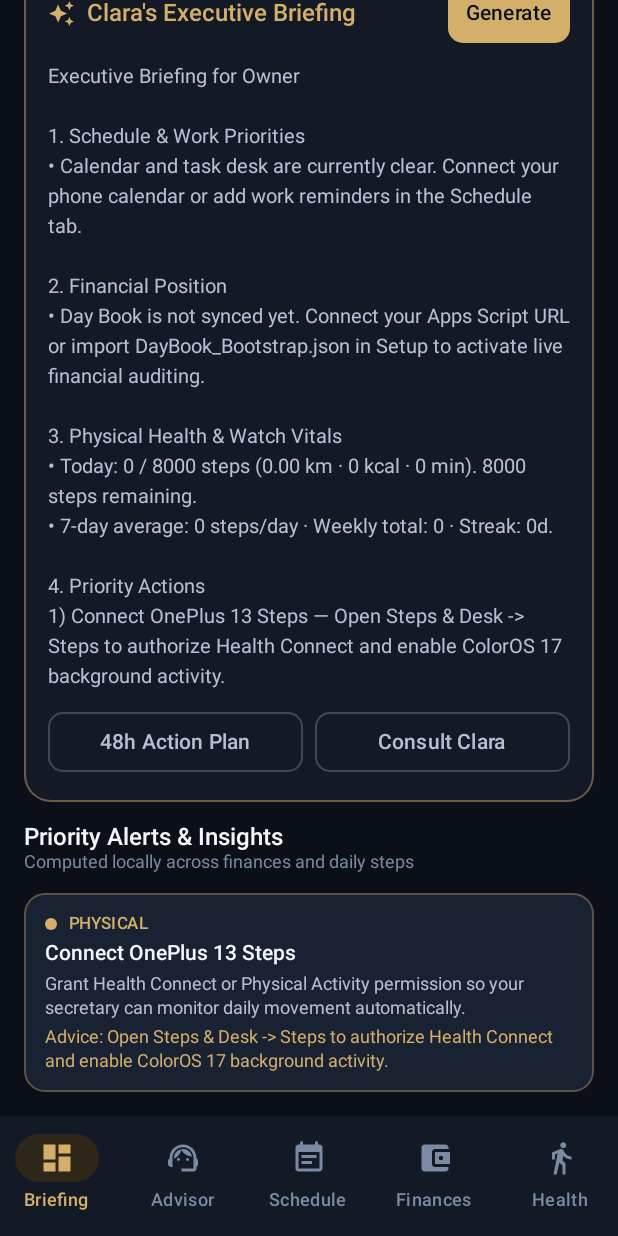
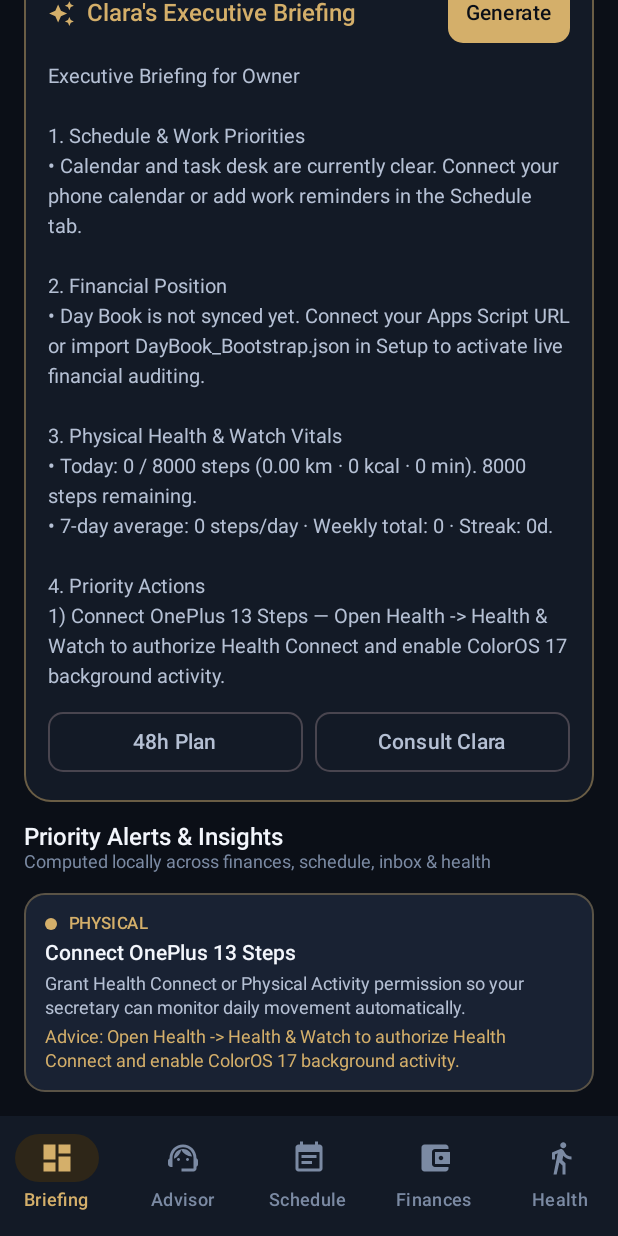
Before and after one commit to Siroj-ai/personal-secretary, an Android app built with Jetpack Compose: the screen it shows after launch (MainActivity), scrolled down 665 dp, on a phone screen of 412 x 824 dp. Run offline under Robolectric (Android 15) with nearby library versions, the phone set to English and light mode, and no system bars; libraries missing offline, so code that uses them is left out: androidx.health.connect, com.google.ai.edge; 8 statements that could not run were skipped.

Commit message:
v1.2.1: Edison Mail support, UTC all-day calendar fix, UI polish & ambient video presence

```diff
--- a/app/build.gradle.kts
+++ b/app/build.gradle.kts
@@ -18,7 +18,7 @@ fun parseSemverCode(version: String): Int {
 val resolvedVersionName: String = (
     providers.gradleProperty("RELEASE_VERSION_NAME").orNull
         ?: System.getenv("RELEASE_VERSION_NAME")
-        ?: "1.2.0"
+        ?: "1.2.1"
     ).trim().removePrefix("v").removePrefix("V")
 
 val resolvedVersionCode: Int = (
--- a/app/src/main/java/com/personalsecretary/app/data/ExecutiveAnalyticsEngine.kt
+++ b/app/src/main/java/com/personalsecretary/app/data/ExecutiveAnalyticsEngine.kt
@@ -12,6 +12,7 @@ object ExecutiveAnalyticsEngine {
 
     private val isoFmt = DateTimeFormatter.ISO_LOCAL_DATE
     private val timeFmt = DateTimeFormatter.ofPattern("h:mm a", Locale.US)
+    private val shortDateOnlyFmt = DateTimeFormatter.ofPattern("MMM d", Locale.US)
     private val shortDateTimeFmt = DateTimeFormatter.ofPattern("MMM d, h:mm a", Locale.US)
 
     fun computeSnapshot(
@@ -397,7 +398,7 @@ object ExecutiveAnalyticsEngine {
                 severity = InsightSeverity.INFO,
                 title = "Connect OnePlus 13 Steps",
                 detail = "Grant Health Connect or Physical Activity permission so your secretary can monitor daily movement automatically.",
-                recommendation = "Open Steps & Desk -> Steps to authorize Health Connect and enable ColorOS 17 background activity."
+                recommendation = "Open Health -> Health & Watch to authorize Health Connect and enable ColorOS 17 background activity."
             )
         } else if (stepPct >= 100) {
             list += ExecutiveInsight(
@@ -546,7 +547,7 @@ object ExecutiveAnalyticsEngine {
             }
         }
         if (snapshot.recentEmails.isNotEmpty()) {
-            sb.appendLine("• Email Inbox: ${snapshot.unreadEmailsCount} unread (${snapshot.urgentEmailsCount} urgent) across Gmail/Outlook alerts.")
+            sb.appendLine("• Email Inbox: ${snapshot.unreadEmailsCount} unread (${snapshot.urgentEmailsCount} urgent) across Gmail/Outlook/Edison Mail alerts.")
             snapshot.recentEmails.filter { !it.isRead }.take(2).forEach { m ->
                 sb.appendLine("  – [${m.tag.label}] ${m.sender}: ${m.subject}")
             }
@@ -624,7 +625,7 @@ object ExecutiveAnalyticsEngine {
             }
             q.contains("email") || q.contains("inbox") || q.contains("mail") || q.contains("gmail") || q.contains("outlook") -> {
                 if (snapshot.recentEmails.isEmpty()) {
-                    "No incoming email notifications captured yet. Enable Notification Access in Schedule -> Email Inbox so Clara can summarize incoming Gmail/Outlook alerts locally."
+                    "No incoming email notifications captured yet. Enable Notification Access in Schedule -> Email Inbox so Clara can summarize incoming Gmail, Outlook, or Edison Mail alerts locally."
                 } else {
                     val items = snapshot.recentEmails.take(8).joinToString("\n") { m ->
                         val status = if (m.isUrgent && !m.isRead) "URGENT" else if (!m.isRead) "UNREAD" else "Read"
@@ -713,6 +714,10 @@ object ExecutiveAnalyticsEngine {
         return "$start – $end"
     }
 
+    fun formatMillisDateOnly(millis: Long, zone: ZoneId = ZoneId.systemDefault()): String {
+        return Instant.ofEpochMilli(millis).atZone(zone).format(shortDateOnlyFmt)
+    }
+
     fun formatMillisDateTime(millis: Long, zone: ZoneId = ZoneId.systemDefault()): String {
         return Instant.ofEpochMilli(millis).atZone(zone).format(shortDateTimeFmt)
     }
--- a/app/src/main/java/com/personalsecretary/app/mail/EmailNotificationClassifier.kt
+++ b/app/src/main/java/com/personalsecretary/app/mail/EmailNotificationClassifier.kt
@@ -22,6 +22,7 @@ object EmailNotificationClassifier {
         "com.google.android.gm" to "Gmail",
         "com.google.android.gm.lite" to "Gmail Go",
         "com.microsoft.office.outlook" to "Outlook",
+        "com.easilydo.mail" to "Edison Mail",
         "com.yahoo.mobile.client.android.mail" to "Yahoo Mail",
         "ch.protonmail.android" to "Proton Mail",
         "com.samsung.android.email.provider" to "Samsung Email",
@@ -31,6 +32,11 @@ object EmailNotificationClassifier {
         "me.bluemail.mail" to "BlueMail",
         "com.zoho.mail" to "Zoho Mail",
         "com.fastmail.app" to "Fastmail",
+        "com.my.mail" to "myMail",
+        "org.kman.AquaMail" to "Aqua Mail",
+        "com.boxer.email" to "Boxer",
+        "com.netease.mail" to "MailMaster",
+        "com.android.email" to "Email",
         "com.oneplus.mail" to "Mail",
         "com.coloros.mail" to "Mail"
     )
--- a/app/src/main/java/com/personalsecretary/app/ui/screens/BriefingScreen.kt
+++ b/app/src/main/java/com/personalsecretary/app/ui/screens/BriefingScreen.kt
@@ -18,8 +18,8 @@ import androidx.compose.foundation.lazy.items
 import androidx.compose.foundation.shape.RoundedCornerShape
 import androidx.compose.material.icons.Icons
 import androidx.compose.material.icons.automirrored.filled.DirectionsWalk
+import androidx.compose.material.icons.automirrored.filled.EventNote
 import androidx.compose.material.icons.filled.AutoAwesome
-import androidx.compose.material.icons.filled.EventNote
 import androidx.compose.material.icons.filled.Refresh
 import androidx.compose.material.icons.filled.SystemUpdate
 import androidx.compose.material.icons.filled.Wallet
@@ -38,6 +38,7 @@ import androidx.compose.ui.Modifier
 import androidx.compose.ui.graphics.Color
 import androidx.compose.ui.graphics.vector.ImageVector
 import androidx.compose.ui.text.font.FontWeight
+import androidx.compose.ui.text.style.TextOverflow
 import androidx.compose.ui.unit.dp
 import com.personalsecretary.app.data.ExecutiveAnalyticsEngine
 import com.personalsecretary.app.data.ExecutiveSnapshot
@@ -214,7 +215,7 @@ fun BriefingScreen(
                     " · ${snapshot.unreadEmailsCount} email${if (snapshot.unreadEmailsCount == 1) "" else "s"}"
                 } else ""
                 PillarPulseRow(
-                    icon = Icons.Default.EventNote,
+                    icon = Icons.AutoMirrored.Filled.EventNote,
                     iconTint = AccentGold,
                     title = "Schedule, Work & Inbox",
                     headline = "${snapshot.todayEvents.size} event${if (snapshot.todayEvents.size == 1) "" else "s"} · ${snapshot.pendingTasks.size} open$emailPill",
@@ -316,16 +317,18 @@ fun BriefingScreen(
                     OutlinedButton(
                         onClick = { onOpenAdvisor("Give me a concise action plan across my schedule, work tasks, finances, and health for the next 48 hours.") },
                         shape = RoundedCornerShape(10.dp),
+                        contentPadding = PaddingValues(horizontal = 10.dp, vertical = 10.dp),
                         modifier = Modifier.weight(1f)
                     ) {
-                        Text("48h Action Plan", maxLines = 1)
+                        Text("48h Plan", maxLines = 1, softWrap = false, overflow = TextOverflow.Ellipsis)
                     }
                     OutlinedButton(
                         onClick = { onOpenAdvisor("Brief my schedule today, pending work, spending status, and steps.") },
                         shape = RoundedCornerShape(10.dp),
+                        contentPadding = PaddingValues(horizontal = 10.dp, vertical = 10.dp),
                         modifier = Modifier.weight(1f)
                     ) {
-                        Text("Consult ${profile.secretaryName}", maxLines = 1)
+                        Text("Consult ${profile.secretaryName}", maxLines = 1, softWrap = false, overflow = TextOverflow.Ellipsis)
                     }
                 }
             }
@@ -336,7 +339,7 @@ fun BriefingScreen(
             item {
                 SectionHeader(
                     title = "Priority Alerts & Insights",
-                    subtitle = "Computed locally across finances and daily steps"
+                    subtitle = "Computed locally across finances, schedule, inbox & health"
                 )
             }
             items(snapshot.insights, key = { it.id }) { insight ->
--- a/app/src/main/java/com/personalsecretary/app/ui/screens/FinancesScreen.kt
+++ b/app/src/main/java/com/personalsecretary/app/ui/screens/FinancesScreen.kt
@@ -115,7 +115,7 @@ fun FinancesScreen(
                         .padding(end = 10.dp)
                 ) {
                     Text(
-                        text = "Financial Ledger",
+                        text = "Finances",
                         style = MaterialTheme.typography.headlineSmall,
                         fontWeight = FontWeight.SemiBold,
                         color = TextPrimary,
@@ -126,7 +126,7 @@ fun FinancesScreen(
                         text = snapshot.hygieneReport.lastSyncedLabel,
                         style = MaterialTheme.typography.bodySmall,
                         color = TextMuted,
-                        maxLines = 1,
+                        maxLines = 2,
                         overflow = TextOverflow.Ellipsis
                     )
                 }
@@ -348,7 +348,7 @@ fun FinancesScreen(
                 ExecutiveCard {
                     Text(
                         text = if (transactions.isEmpty()) {
-                            "No transactions loaded yet. Configure your Day Book Apps Script URL or import a JSON/CSV file in Steps & Desk -> Secretary Setup."
+                            "No transactions loaded yet. Configure your Day Book Apps Script URL or import a JSON/CSV file in Health -> Secretary Setup."
                         } else {
                             "No transactions match your current filter."
                         },
--- a/app/src/main/java/com/personalsecretary/app/viewmodel/SecretaryViewModel.kt
+++ b/app/src/main/java/com/personalsecretary/app/viewmodel/SecretaryViewModel.kt
@@ -44,9 +44,13 @@ import com.personalsecretary.app.update.OtaUpdateManager
 import com.personalsecretary.app.update.OtaUpdateState
 import kotlinx.coroutines.Dispatchers
 import kotlinx.coroutines.Job
+import kotlinx.coroutines.delay
 import kotlinx.coroutines.flow.MutableStateFlow
 import kotlinx.coroutines.flow.StateFlow
 import kotlinx.coroutines.flow.asStateFlow
+import kotlinx.coroutines.flow.collectLatest
+import kotlinx.coroutines.flow.distinctUntilChanged
+import kotlinx.coroutines.flow.map
 import kotlinx.coroutines.flow.update
 import kotlinx.coroutines.launch
 import kotlinx.coroutines.withContext
@@ -85,7 +89,7 @@ data class SecretaryUiState(
         get() = when {
             (isGeneratingChat && streamingReply.isEmpty()) || isGeneratingBriefing -> SecretaryVideoSlot.THINKING
             isGeneratingChat && streamingReply.isNotEmpty() -> SecretaryVideoSlot.SPEAKING
-            snapshot.insights.any { it.severity == InsightSeverity.CAUTION } &&
+            (snapshot.overdueTasksCount > 0 || snapshot.urgentEmailsCount > 0) &&
                 videoSlots.containsKey(SecretaryVideoSlot.ALERT.slotKey) -> SecretaryVideoSlot.ALERT
             else -> SecretaryVideoSlot.IDLE
         }
@@ -155,6 +159,20 @@ class SecretaryViewModel(application: Application) : AndroidViewModel(applicatio
             EmailNotificationEvents.updates.collect {
                 refreshEmailInbox()
             }
+        }
+        // Auto-clear transient status banner after 4s so it doesn't stay stuck across tabs
+        viewModelScope.launch {
+            _uiState
+                .map { it.statusToast }
+                .distinctUntilChanged()
+                .collectLatest { toast ->
+                    if (!toast.isNullOrBlank()) {
+                        delay(4000L)
+                        _uiState.update { cur ->
+                            if (cur.statusToast == toast) cur.copy(statusToast = null) else cur
+                        }
+                    }
+                }
         }
     }
 
```
Also changed, not shown: app/src/main/java/com/personalsecretary/app/mail/EmailNotificationListenerService.kt (+14 -0 lines), app/src/main/java/com/personalsecretary/app/schedule/DeviceCalendarReader.kt (+37 -4 lines), app/src/main/java/com/personalsecretary/app/ui/screens/SamsungStyleStepsSection.kt (+9 -4 lines), app/src/main/java/com/personalsecretary/app/ui/screens/ScheduleScreen.kt (+21 -17 lines), 2 other files.
